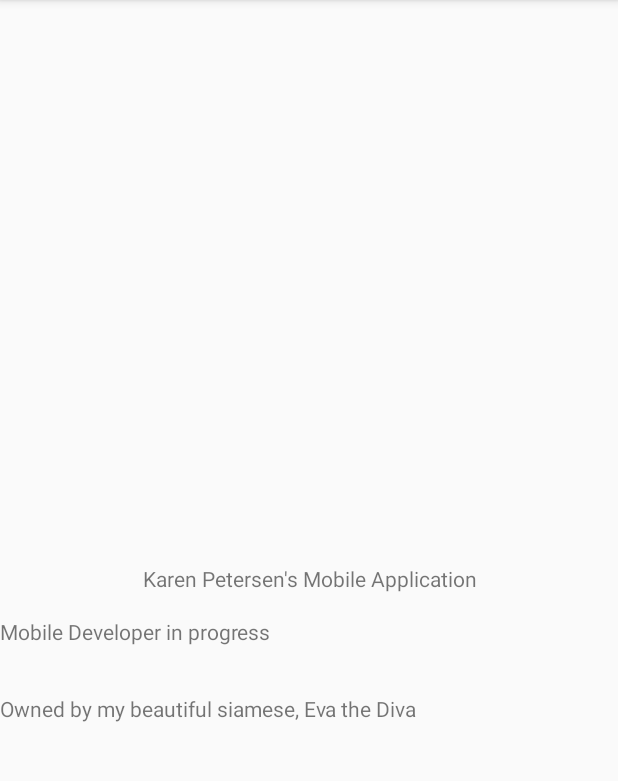
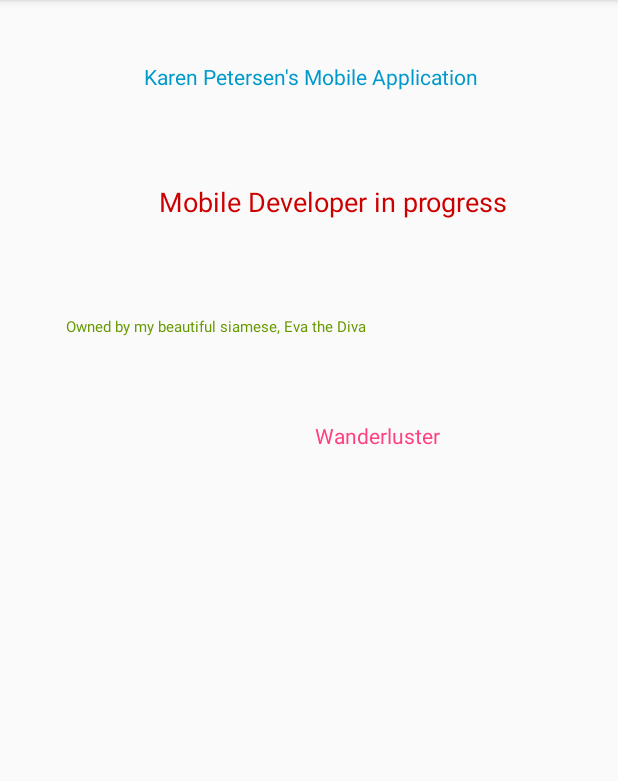
Before and after one commit to kdanepetersen/ad340mobile, an Android app: the screen it shows after launch (MainActivity), on a phone screen of 412 x 824 dp, the part 84-865 px from its top. Run offline under Robolectric (Android 15) with nearby library versions, the phone set to English and light mode, and no system bars.

Commit message:
Played with font size, color, positioning

```diff
--- a/app/src/main/res/layout/activity_main.xml
+++ b/app/src/main/res/layout/activity_main.xml
@@ -8,33 +8,65 @@
 
 
     <TextView
+        android:id="@+id/textView3"
         android:layout_width="wrap_content"
         android:layout_height="wrap_content"
+        android:layout_marginTop="8dp"
         android:text="Karen Petersen's Mobile Application"
+        android:textAlignment="center"
+        android:textColor="@android:color/holo_blue_dark"
+        android:textColorLink="@android:color/holo_blue_bright"
+        android:textSize="14sp"
         app:layout_constraintBottom_toBottomOf="parent"
+        app:layout_constraintHorizontal_bias="0.503"
         app:layout_constraintLeft_toLeftOf="parent"
         app:layout_constraintRight_toRightOf="parent"
         app:layout_constraintTop_toTopOf="parent"
-        android:id="@+id/textView3"
-        app:layout_constraintHorizontal_bias="0.503"
-        app:layout_constraintVertical_bias="0.502" />
+        app:layout_constraintVertical_bias="0.045" />
 
     <TextView
         android:id="@+id/textView2"
         android:layout_width="wrap_content"
         android:layout_height="wrap_content"
+        android:layout_marginLeft="106dp"
+        android:layout_marginTop="61dp"
         android:text="Mobile Developer in progress"
-        tools:layout_editor_absoluteX="102dp"
-        android:layout_marginTop="16dp"
+        android:textAlignment="center"
+        android:textColor="@android:color/holo_red_dark"
+        android:textColorHighlight="@android:color/holo_blue_light"
+        android:textColorLink="@android:color/holo_purple"
+        android:textSize="18sp"
+        app:layout_constraintLeft_toLeftOf="parent"
         app:layout_constraintTop_toBottomOf="@+id/textView3" />
 
     <TextView
         android:id="@+id/textView"
         android:layout_width="wrap_content"
         android:layout_height="wrap_content"
+        android:layout_marginLeft="43dp"
+        android:layout_marginTop="64dp"
         android:text="Owned by my beautiful siamese, Eva the Diva"
-        tools:layout_editor_absoluteX="52dp"
-        android:layout_marginTop="32dp"
-        app:layout_constraintTop_toBottomOf="@+id/textView2" />
+        android:textAlignment="center"
+        android:textColor="@android:color/holo_green_dark"
+        android:textColorLink="@android:color/holo_green_dark"
+        android:textSize="10sp"
+        app:layout_constraintLeft_toLeftOf="parent"
+        app:layout_constraintTop_toBottomOf="@+id/textView2"
+        tools:textSize="12sp" />
+
+    <TextView
+        android:id="@+id/textView4"
+        android:layout_width="wrap_content"
+        android:layout_height="wrap_content"
+        android:layout_marginLeft="210dp"
+        android:layout_marginTop="56dp"
+        android:text="Wanderluster"
+        android:textAlignment="center"
+        android:textColor="?android:attr/textColorLink"
+        android:textColorHighlight="@android:color/holo_blue_dark"
+        android:textColorLink="?android:attr/colorMultiSelectHighlight"
+        app:layout_constraintLeft_toLeftOf="parent"
+        app:layout_constraintTop_toBottomOf="@+id/textView"
+        tools:textSize="24sp" />
 
 </android.support.constraint.ConstraintLayout>
```
